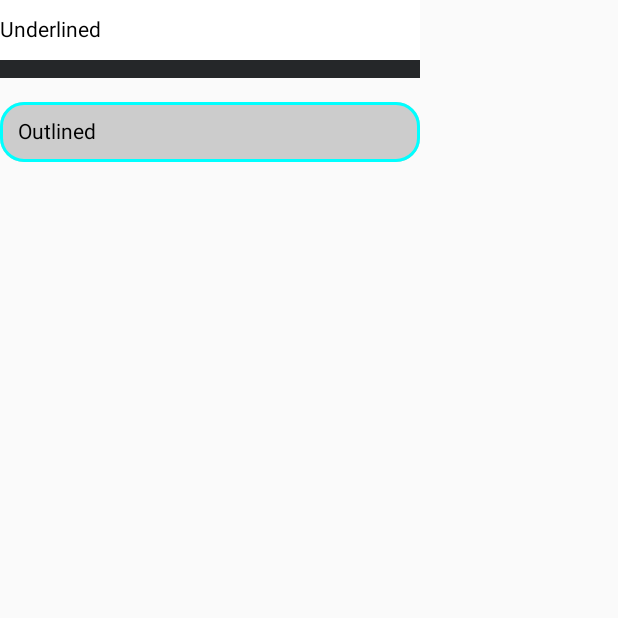
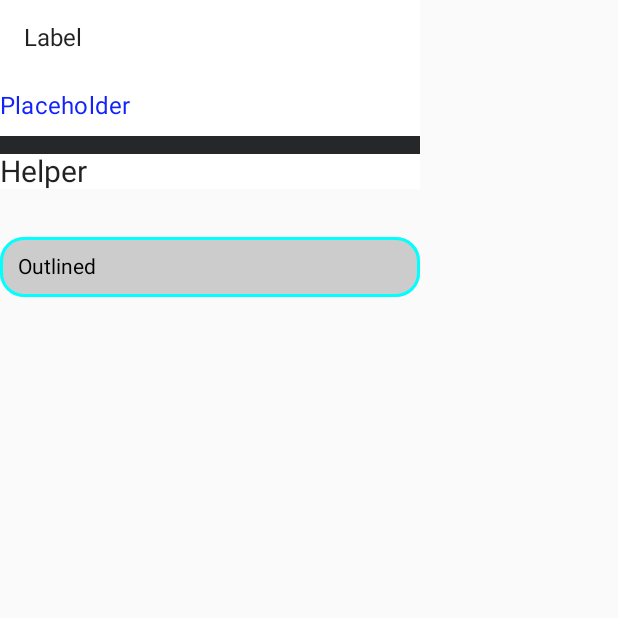
Before and after one commit to dfyz8-g/core.android, an Android app built with Jetpack Compose: the screen it shows after launch (MainActivity), on a phone screen of 412 x 824 dp, the top half of it. Run offline under Robolectric (Android 15) with nearby library versions, the phone set to English and light mode, and no system bars.

Commit message:
Add placeholder, label, helper text

```diff
--- a/app/src/main/java/com/funnow/core/app/MainActivity.kt
+++ b/app/src/main/java/com/funnow/core/app/MainActivity.kt
@@ -3,12 +3,14 @@ package com.funnow.core.app
 import android.os.Bundle
 import androidx.activity.ComponentActivity
 import androidx.activity.compose.setContent
-import androidx.compose.foundation.layout.Column
-import androidx.compose.foundation.layout.Spacer
-import androidx.compose.foundation.layout.height
+import androidx.compose.foundation.layout.*
+import androidx.compose.material.Text
 import androidx.compose.ui.Modifier
 import androidx.compose.ui.graphics.Color
+import androidx.compose.ui.semantics.SemanticsProperties.Text
+import androidx.compose.ui.text.TextStyle
 import androidx.compose.ui.unit.dp
+import androidx.compose.ui.unit.sp
 import com.funnow.core.app.ui.theme.FunNowTheme
 import com.funnow.core.ui.text.Container
 import com.funnow.core.ui.text.InputField
@@ -20,16 +22,20 @@ class MainActivity : ComponentActivity() {
             FunNowTheme {
                 Column {
                     InputField(
-                        "Underlined",
                         onValueChanged = { },
                         container = Container.Underlined(
                             strokeWidth = 12.dp,
                         ),
+                        labelText = { Text("Label", modifier = Modifier.padding(16.dp)) },
+                        placeholderText = {
+                            Text("Placeholder", color = Color(0xFF1122FF))
+                        },
+                        helperText = { Text("Helper", style = TextStyle(fontSize = 20.sp))}
                     )
-                    Spacer(modifier = Modifier.height(16.dp))
+                    Spacer(modifier = Modifier.height(32.dp))
                     InputField(
-                        "Outlined",
                         onValueChanged = { },
+                        value = "Outlined",
                         container = Container.Outlined(
                             corner = 16.dp,
                             strokeWidth = 2.dp,
--- a/components/src/main/java/com/funnow/core/ui/text/InputField.kt
+++ b/components/src/main/java/com/funnow/core/ui/text/InputField.kt
@@ -42,9 +42,9 @@ sealed interface Container {
 @OptIn(ExperimentalMaterialApi::class)
 @Composable
 fun InputField(
-    value: String,
+    modifier: Modifier = Modifier,
     onValueChanged: (String) -> Unit,
-    modifier: Modifier = Modifier,
+    value: String = "",
     enabled: Boolean = true,
     singleLine: Boolean = true,
     container: Container,
@@ -52,6 +52,12 @@ fun InputField(
     backgroundColor: Color = MaterialTheme.colors.background,
     defaultColor: Color = MaterialTheme.colors.onBackground,
     activatedColor: Color = MaterialTheme.colors.primary,
+    labelText: @Composable (() -> Unit)? = null,
+    placeholderText: @Composable (() -> Unit)? = null,
+    helperText: @Composable (() -> Unit)? = null,
+    errorText: @Composable (() -> Unit)? = null,
+
+    // TODO: leading and trailing icon
 ) {
     val text = remember { mutableStateOf(TextFieldValue(value)) }
     val corner =
@@ -75,11 +81,11 @@ fun InputField(
     val isError = false
 
     Box(
-        modifier = (if (container is Container.Outlined) Modifier.border(
+        modifier = (if (container is Container.Outlined) modifier.border(
             container.strokeWidth,
             color = if (hasFocus.value) activatedColor else defaultColor,
             shape = corner
-        ) else Modifier)
+        ) else modifier)
             .focusRequester(focusRequester)
             .onFocusChanged {
                 hasFocus.value = it.hasFocus
@@ -88,6 +94,7 @@ fun InputField(
     ) {
         // Modifier.width(IntrinsicSize.Min) makes Spacer fillMaxWidth() to fill the width of TextField.
         Column(Modifier.width(IntrinsicSize.Min)) {
+            labelText?.invoke()
             BasicTextField(
                 value = text.value,
                 onValueChange = {
@@ -117,9 +124,10 @@ fun InputField(
                             horizontal =
                             if (container is Container.Outlined) 12.dp else 0.dp,
                             vertical = 8.dp
-                        )
+                        ),
+                        placeholder = placeholderText
                     )
-                }
+                },
             )
             if (container is Container.Underlined) Spacer(
                 modifier = Modifier
@@ -127,6 +135,7 @@ fun InputField(
                     .height(container.strokeWidth)
                     .background(color = if (hasFocus.value) activatedColor else defaultColor)
             )
+            helperText?.invoke()
         }
     }
 }
```
